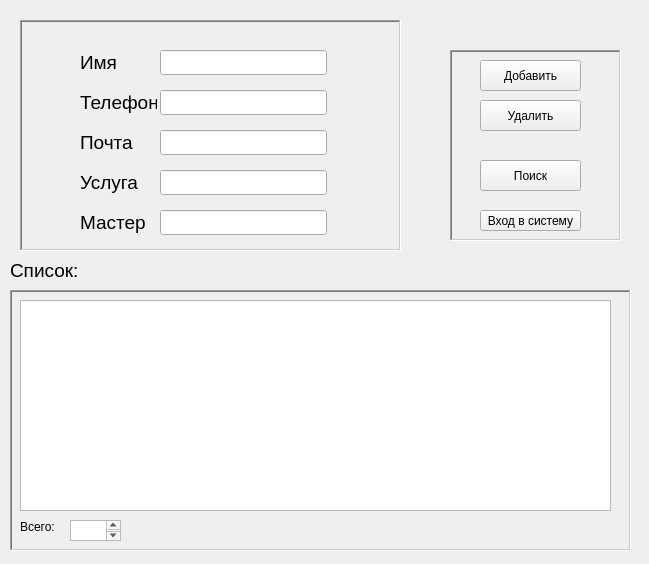
First picture: the form in ui/qtui/AddUserWindow.ui, repository Iwlj4s/bSalonAdmin, before the edit.
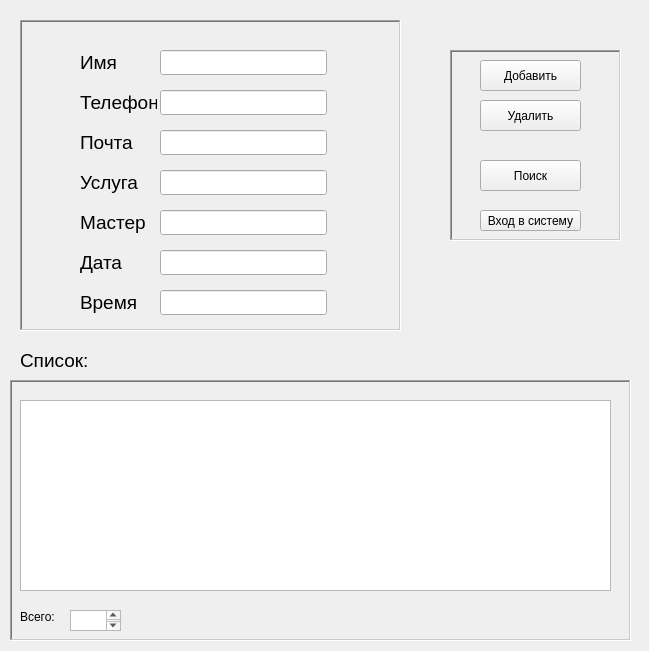
Second picture: the form after the edit.

Commit message: Add date and time in DB

Diff of the .ui file:
```diff
--- a/ui/qtui/AddUserWindow.ui
+++ b/ui/qtui/AddUserWindow.ui
@@ -7,7 +7,7 @@
     <x>0</x>
     <y>0</y>
     <width>649</width>
-    <height>564</height>
+    <height>651</height>
    </rect>
   </property>
   <property name="windowTitle">
@@ -20,7 +20,7 @@
       <x>20</x>
       <y>20</y>
       <width>381</width>
-      <height>231</height>
+      <height>311</height>
      </rect>
     </property>
     <property name="frameShape">
@@ -254,12 +254,102 @@
       </font>
      </property>
     </widget>
+    <widget class="QLineEdit" name="data_input">
+     <property name="geometry">
+      <rect>
+       <x>140</x>
+       <y>230</y>
+       <width>167</width>
+       <height>25</height>
+      </rect>
+     </property>
+     <property name="sizePolicy">
+      <sizepolicy hsizetype="Fixed" vsizetype="Fixed">
+       <horstretch>0</horstretch>
+       <verstretch>0</verstretch>
+      </sizepolicy>
+     </property>
+     <property name="sizeIncrement">
+      <size>
+       <width>40</width>
+       <height>0</height>
+      </size>
+     </property>
+     <property name="font">
+      <font>
+       <pointsize>12</pointsize>
+      </font>
+     </property>
+    </widget>
+    <widget class="QLabel" name="data_label">
+     <property name="geometry">
+      <rect>
+       <x>60</x>
+       <y>230</y>
+       <width>71</width>
+       <height>25</height>
+      </rect>
+     </property>
+     <property name="font">
+      <font>
+       <pointsize>14</pointsize>
+      </font>
+     </property>
+     <property name="text">
+      <string>Дата</string>
+     </property>
+    </widget>
+    <widget class="QLabel" name="time_label">
+     <property name="geometry">
+      <rect>
+       <x>60</x>
+       <y>270</y>
+       <width>71</width>
+       <height>25</height>
+      </rect>
+     </property>
+     <property name="font">
+      <font>
+       <pointsize>14</pointsize>
+      </font>
+     </property>
+     <property name="text">
+      <string>Время</string>
+     </property>
+    </widget>
+    <widget class="QLineEdit" name="time_input">
+     <property name="geometry">
+      <rect>
+       <x>140</x>
+       <y>270</y>
+       <width>167</width>
+       <height>25</height>
+      </rect>
+     </property>
+     <property name="sizePolicy">
+      <sizepolicy hsizetype="Fixed" vsizetype="Fixed">
+       <horstretch>0</horstretch>
+       <verstretch>0</verstretch>
+      </sizepolicy>
+     </property>
+     <property name="sizeIncrement">
+      <size>
+       <width>40</width>
+       <height>0</height>
+      </size>
+     </property>
+     <property name="font">
+      <font>
+       <pointsize>12</pointsize>
+      </font>
+     </property>
+    </widget>
    </widget>
    <widget class="QFrame" name="list_frame">
     <property name="geometry">
      <rect>
       <x>10</x>
-      <y>290</y>
+      <y>380</y>
       <width>621</width>
       <height>261</height>
      </rect>
@@ -274,9 +364,9 @@
      <property name="geometry">
       <rect>
        <x>10</x>
-       <y>10</y>
+       <y>20</y>
        <width>591</width>
-       <height>211</height>
+       <height>191</height>
       </rect>
      </property>
      <property name="font">
@@ -312,8 +402,8 @@
    <widget class="QLabel" name="list_label">
     <property name="geometry">
      <rect>
-      <x>10</x>
-      <y>260</y>
+      <x>20</x>
+      <y>350</y>
       <width>81</width>
       <height>21</height>
      </rect>
```
The commit also changes 12 other files.
